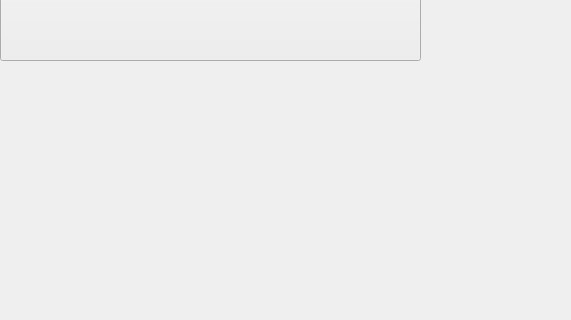
Before: the Qt Designer form qt_PhotoAddWord/mainwindow.ui in XiaoAAi/qt_PhotoAddWord, drawn with Qt 5; both pictures show x 0 to 571 and y 280 to 600 of the 875 by 600 pixel window.
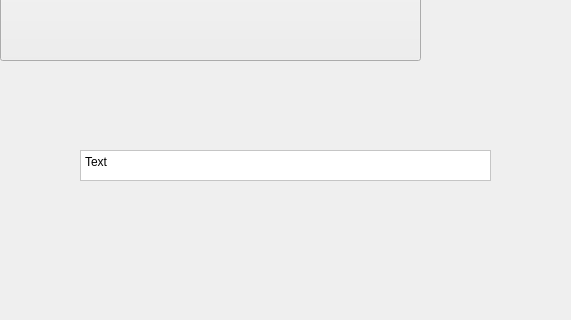
After: the same form once the commit is applied.

Commit message: 版本号:PhotoAddWord_V0.0.1;Date:2020.11.26 + 将QPlainTextEdit控件保存成图片 + 使用btn打开图片路径

```diff
--- a/qt_PhotoAddWord/mainwindow.ui
+++ b/qt_PhotoAddWord/mainwindow.ui
@@ -56,6 +56,23 @@
      <string>预览图片</string>
     </property>
    </widget>
+   <widget class="QPlainTextEdit" name="tedit_word">
+    <property name="geometry">
+     <rect>
+      <x>80</x>
+      <y>430</y>
+      <width>411</width>
+      <height>31</height>
+     </rect>
+    </property>
+    <property name="styleSheet">
+     <string notr="true">background-color: rgb(255, 255, 255);
+font: 10pt &quot;Adobe 楷体 Std R&quot;;</string>
+    </property>
+    <property name="plainText">
+     <string>Text</string>
+    </property>
+   </widget>
   </widget>
   <widget class="QMenuBar" name="menubar">
    <property name="geometry">
```
Left out of the diff: 2 changed lines with no effect on the pictures. The commit also changes 4 other files.
